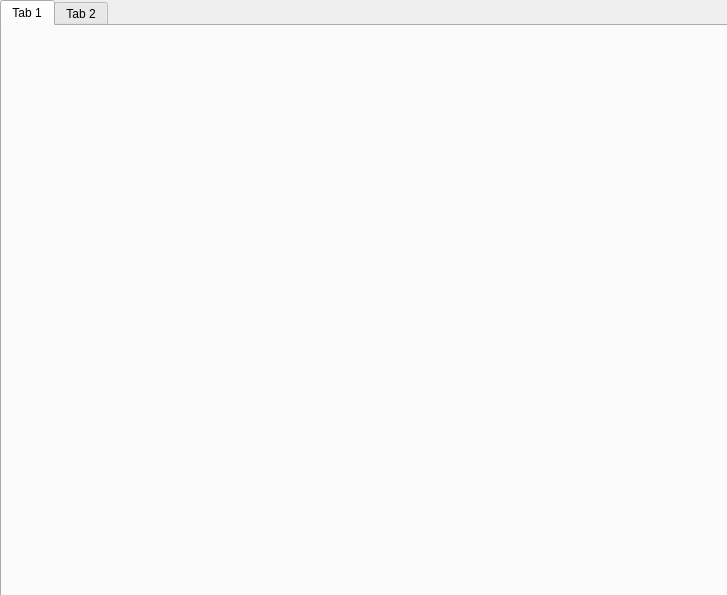
Above: ValidationClassBoxes.ui from alexismailov2/yolo-labeling-tool before the change. Below: the same form after it.
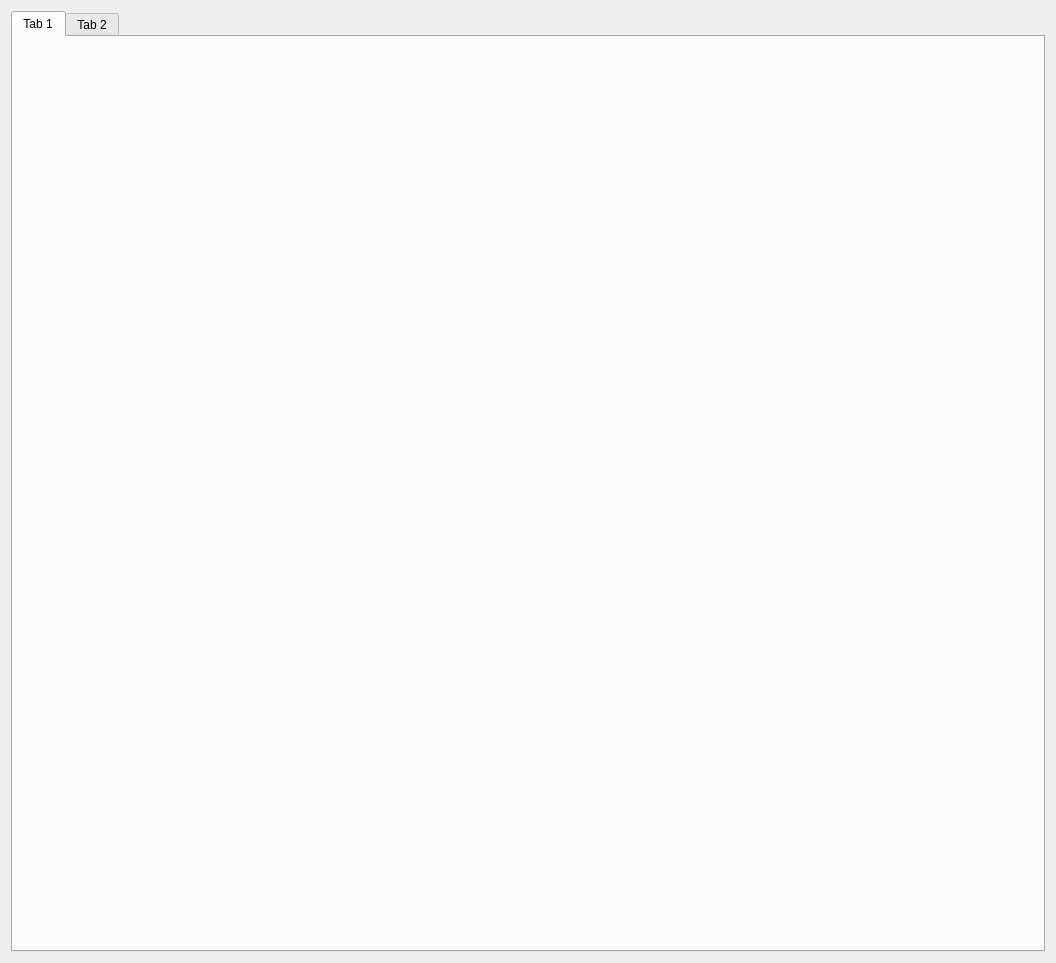
That is the form after the change.

Patch:
```diff
--- a/ValidationClassBoxes.ui
+++ b/ValidationClassBoxes.ui
@@ -6,25 +6,39 @@
    <rect>
     <x>0</x>
     <y>0</y>
-    <width>727</width>
-    <height>595</height>
+    <width>1056</width>
+    <height>963</height>
    </rect>
   </property>
+  <property name="sizePolicy">
+   <sizepolicy hsizetype="Maximum" vsizetype="Maximum">
+    <horstretch>0</horstretch>
+    <verstretch>0</verstretch>
+   </sizepolicy>
+  </property>
   <property name="windowTitle">
    <string>Dialog</string>
   </property>
-  <widget class="QWidget" name="verticalLayoutWidget">
-   <property name="geometry">
-    <rect>
-     <x>0</x>
-     <y>0</y>
-     <width>731</width>
-     <height>601</height>
-    </rect>
-   </property>
    <layout class="QVBoxLayout" name="verticalLayout">
     <item>
+    <layout class="QGridLayout" name="gridLayout">
+     <item row="0" column="0">
      <widget class="QTabWidget" name="tabWidget">
+       <property name="sizePolicy">
+        <sizepolicy hsizetype="Expanding" vsizetype="Expanding">
+         <horstretch>0</horstretch>
+         <verstretch>0</verstretch>
+        </sizepolicy>
+       </property>
+       <property name="minimumSize">
+        <size>
+         <width>127</width>
+         <height>51</height>
+        </size>
+       </property>
+       <property name="autoFillBackground">
+        <bool>true</bool>
+       </property>
       <property name="currentIndex">
        <number>0</number>
       </property>
@@ -32,6 +46,7 @@
        <attribute name="title">
         <string>Tab 1</string>
        </attribute>
+        <layout class="QHBoxLayout" name="horizontalLayout"/>
       </widget>
       <widget class="QWidget" name="tab_2">
        <attribute name="title">
@@ -41,7 +56,8 @@
      </widget>
     </item>
    </layout>
-  </widget>
+   </item>
+  </layout>
  </widget>
  <resources/>
  <connections/>
```
Lines whose indentation alone changed are shown as unchanged.
